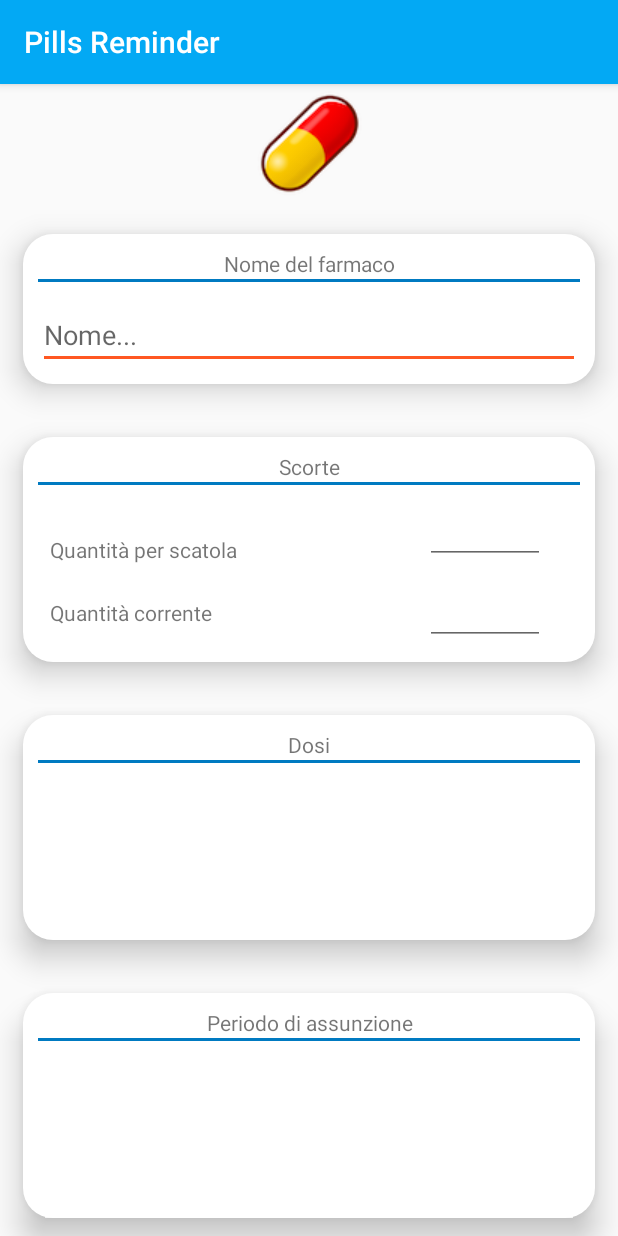
After one commit to Zanzibar184/Pills_reminder, an Android app: the fragment AggiungiPillola shown on its own in the app's theme, on a phone screen of 412 x 824 dp. The commit adds this screen. Run offline under Robolectric (Android 15) with nearby library versions, the phone set to English and light mode, and no system bars; 1 statement that could not run was skipped.

Commit message:
v1.9 aggiunto il layout di base per l'inserimento dei farmaci

```diff
--- /dev/null
+++ b/app/src/main/java/com/example/zanzibar/myapplication/AggiungiPillola.java
@@ -0,0 +1,46 @@
+package com.example.zanzibar.myapplication;
+
+import android.os.Bundle;
+import android.support.annotation.Nullable;
+import android.support.v4.app.Fragment;
+import android.view.LayoutInflater;
+import android.view.View;
+import android.view.ViewGroup;
+import android.widget.LinearLayout;
+import android.widget.NumberPicker;
+import android.widget.TextView;
+
+/**
+ * Created by user on 07/05/18.
+ */
+
+public class AggiungiPillola extends Fragment {
+
+    private LinearLayout linearLayout = null;
+
+    public AggiungiPillola() {
+        // Required empty public constructor
+    }
+
+
+    @Override
+    public View onCreateView(LayoutInflater inflater, ViewGroup container,
+                             Bundle savedInstanceState) {
+        // Inflate the layout for this fragment
+        return inflater.inflate(R.layout.fragment_aggiungipillola, container, false);
+    }
+
+    @Override
+    public void onViewCreated(View view, @Nullable Bundle savedInstanceState) {
+        super.onViewCreated(view, savedInstanceState);
+        linearLayout = (LinearLayout) view.findViewById(R.id.llayoutaddpill);
+        View frame = LayoutInflater.from(getActivity()).inflate(R.layout.add_pills_view, linearLayout, false);
+        linearLayout.addView(frame);
+    }
+
+    @Override
+    public void onResume(){
+        super.onResume();
+        ((MainActivity) getActivity()).setActionBarTitle("Aggiungi farmaco");
+    }
+}
--- /dev/null
+++ b/app/src/main/res/layout/add_pills_view.xml
@@ -0,0 +1,223 @@
+<?xml version="1.0" encoding="utf-8"?>
+
+<LinearLayout
+    xmlns:android="http://schemas.android.com/apk/res/android"
+    xmlns:app="http://schemas.android.com/apk/res-auto"
+    android:layout_width="match_parent"
+    android:layout_height="match_parent"
+    android:orientation="vertical">
+
+    <ImageView
+        android:layout_width="wrap_content"
+        android:layout_height="wrap_content"
+        android:src="@drawable/pill_colored_small"
+        android:layout_gravity="center"/>
+
+    <!--probabilmente il layout_height di myview1 sarà da cambiare con wrap content ma per il momento va bene così-->
+
+    <RelativeLayout
+        android:id="@+id/myview1"
+        android:layout_width="match_parent"
+        android:layout_height="@dimen/height_inserimento_view"
+        android:layout_gravity="center_horizontal"
+        android:layout_marginBottom="@dimen/marginBottom_view"
+        android:layout_marginLeft="@dimen/marginLeft_view"
+        android:layout_marginRight="@dimen/marginRight_view"
+        android:layout_marginTop="@dimen/marginTop_inserimento_view"
+        android:background="@drawable/rounded_shape"
+        android:elevation="@dimen/shadow_view">
+
+
+        <TextView
+            android:id="@+id/text_title1"
+            android:layout_width="match_parent"
+            android:layout_height="match_parent"
+            android:gravity="center_horizontal"
+            android:text="@string/nome_cura"/>
+
+        <View
+            android:layout_width="fill_parent"
+            android:layout_height="2dp"
+            android:layout_alignParentLeft="true"
+            android:layout_alignParentStart="true"
+            android:layout_alignParentTop="true"
+            android:layout_marginTop="@dimen/line_title_space"
+            android:background="@color/colorPrimaryDark"
+            android:id="@+id/view2" />
+
+        <EditText
+            android:id="@+id/nome_farmaco"
+            android:layout_width="match_parent"
+            android:layout_height="wrap_content"
+            android:layout_alignParentBottom="true"
+            android:ems="10"
+            android:hint="Nome..."
+            android:inputType="textPersonName" />
+
+    </RelativeLayout>
+
+    <RelativeLayout
+        android:id="@+id/myview2"
+        android:layout_width="match_parent"
+        android:layout_height="@dimen/height_view"
+        android:layout_gravity="center_horizontal"
+        android:layout_marginBottom="@dimen/marginBottom_view"
+        android:layout_marginLeft="@dimen/marginLeft_view"
+        android:layout_marginRight="@dimen/marginRight_view"
+        android:layout_marginTop="@dimen/marginTop_inserimento_view"
+        android:background="@drawable/rounded_shape"
+        android:elevation="@dimen/shadow_view">
+
+        <TextView
+            android:id="@+id/text_title2"
+            android:layout_width="match_parent"
+            android:layout_height="match_parent"
+            android:gravity="center_horizontal"
+            android:text="@string/scorte_farmaco"/>
+
+        <View
+            android:layout_width="fill_parent"
+            android:layout_height="2dp"
+            android:layout_alignParentLeft="true"
+            android:layout_alignParentStart="true"
+            android:layout_alignParentTop="true"
+            android:layout_marginTop="@dimen/line_title_space"
+            android:background="@color/colorPrimaryDark"
+            android:id="@+id/view3" />
+
+        <TextView
+            android:id="@+id/textView3"
+            android:layout_width="wrap_content"
+            android:layout_height="wrap_content"
+            android:layout_alignLeft="@+id/textView4"
+            android:layout_alignParentBottom="true"
+            android:layout_alignStart="@+id/textView4"
+            android:layout_marginBottom="13dp"
+            android:text="Quantità corrente" />
+
+        <TextView
+            android:id="@+id/textView4"
+            android:layout_width="wrap_content"
+            android:layout_height="wrap_content"
+            android:layout_alignParentLeft="true"
+            android:layout_alignParentStart="true"
+            android:layout_centerVertical="true"
+            android:layout_marginLeft="8dp"
+            android:layout_marginStart="8dp"
+            android:text="Quantità per scatola" />
+
+        <EditText
+            android:id="@+id/editText2"
+            android:layout_width="80dp"
+            android:layout_height="wrap_content"
+            android:layout_alignBaseline="@+id/textView3"
+            android:layout_alignBottom="@+id/textView3"
+            android:layout_alignLeft="@+id/editText3"
+            android:layout_alignStart="@+id/editText3"
+            android:ems="10"
+            android:inputType="number" />
+
+        <EditText
+            android:id="@+id/editText3"
+            android:layout_width="80dp"
+            android:layout_height="wrap_content"
+            android:layout_alignBottom="@+id/textView4"
+            android:layout_alignParentEnd="true"
+            android:layout_alignParentRight="true"
+            android:layout_marginEnd="23dp"
+            android:layout_marginRight="23dp"
+            android:ems="10"
+            android:inputType="number" />
+
+    </RelativeLayout>
+
+    <RelativeLayout
+        android:id="@+id/myview3"
+        android:layout_width="match_parent"
+        android:layout_height="@dimen/height_view"
+        android:layout_gravity="center_horizontal"
+        android:layout_marginBottom="@dimen/marginBottom_view"
+        android:layout_marginLeft="@dimen/marginLeft_view"
+        android:layout_marginRight="@dimen/marginRight_view"
+        android:layout_marginTop="@dimen/marginTop_inserimento_view"
+        android:background="@drawable/rounded_shape"
+        android:elevation="@dimen/shadow_view">
+        <TextView
+            android:id="@+id/text_title3"
+            android:layout_width="match_parent"
+            android:layout_height="match_parent"
+            android:gravity="center_horizontal"
+            android:text="@string/dosi_farmaco"/>
+
+        <View
+            android:layout_width="fill_parent"
+            android:layout_height="2dp"
+            android:layout_alignParentLeft="true"
+            android:layout_alignParentStart="true"
+            android:layout_alignParentTop="true"
+            android:layout_marginTop="@dimen/line_title_space"
+            android:background="@color/colorPrimaryDark" />
+
+    </RelativeLayout>
+
+    <RelativeLayout
+        android:id="@+id/myview4"
+        android:layout_width="match_parent"
+        android:layout_height="@dimen/height_view"
+        android:layout_gravity="center_horizontal"
+        android:layout_marginBottom="@dimen/marginBottom_view"
+        android:layout_marginLeft="@dimen/marginLeft_view"
+        android:layout_marginRight="@dimen/marginRight_view"
+        android:layout_marginTop="@dimen/marginTop_inserimento_view"
+        android:background="@drawable/rounded_shape"
+        android:elevation="@dimen/shadow_view">
+
+        <TextView
+            android:id="@+id/text_title4"
+            android:layout_width="match_parent"
+            android:layout_height="match_parent"
+            android:gravity="center_horizontal"
+            android:text="@string/periodo_assunzione"/>
+
+        <View
+            android:layout_width="fill_parent"
+            android:layout_height="2dp"
+            android:layout_alignParentLeft="true"
+            android:layout_alignParentStart="true"
+            android:layout_alignParentTop="true"
+            android:layout_marginTop="@dimen/line_title_space"
+            android:background="@color/colorPrimaryDark" />
+
+    </RelativeLayout>
+
+    <RelativeLayout
+        android:id="@+id/myview5"
+        android:layout_width="match_parent"
+        android:layout_height="@dimen/height_view"
+        android:layout_gravity="center_horizontal"
+        android:layout_marginBottom="@dimen/marginBottom_view"
+        android:layout_marginLeft="@dimen/marginLeft_view"
+        android:layout_marginRight="@dimen/marginRight_view"
+        android:layout_marginTop="@dimen/marginTop_inserimento_view"
+        android:background="@drawable/rounded_shape"
+        android:elevation="@dimen/shadow_view">
+
+        <TextView
+            android:id="@+id/text_title5"
+            android:layout_width="match_parent"
+            android:layout_height="match_parent"
+            android:gravity="center_horizontal"
+            android:text="@string/importanza_farmaco"/>
+
+        <View
+            android:layout_width="fill_parent"
+            android:layout_height="2dp"
+            android:layout_alignParentLeft="true"
+            android:layout_alignParentStart="true"
+            android:layout_alignParentTop="true"
+            android:layout_marginTop="@dimen/line_title_space"
+            android:background="@color/colorPrimaryDark" />
+
+    </RelativeLayout>
+
+</LinearLayout>
--- /dev/null
+++ b/app/src/main/res/layout/fragment_aggiungipillola.xml
@@ -0,0 +1,20 @@
+<?xml version="1.0" encoding="utf-8"?>
+<LinearLayout xmlns:android="http://schemas.android.com/apk/res/android"
+    xmlns:tools="http://schemas.android.com/tools"
+    android:layout_width="match_parent"
+    android:layout_height="match_parent"
+    android:orientation="vertical"
+    tools:context=".AggiungiPillola"
+    android:id="@+id/llayoutaddpill">
+
+    <!--Qui ho un linear layout per gestire meglio l'ordine dei vari contenuti, che appunto andranno inseriti qui-->
+
+    <!--
+    <Button
+        android:id="@+id/add_frame"
+        android:layout_width="match_parent"
+        android:layout_height="wrap_content"
+        android:text="ADD" />
+     -->
+
+</LinearLayout>
--- a/app/src/main/res/values/dimens.xml
+++ b/app/src/main/res/values/dimens.xml
@@ -7,11 +7,13 @@
     <dimen name="fab_margin">16dp</dimen>
     <dimen name="height_view">150dp</dimen>
     <dimen name="height_settings_view">50dp</dimen>
+    <dimen name="height_inserimento_view">100dp</dimen>
     <dimen name="marginLeft_view">15dp</dimen>
     <dimen name="marginRight_view">15dp</dimen>
     <dimen name="marginBottom_view">15dp</dimen>
     <dimen name="marginTop_view">45dp</dimen>
     <dimen name="marginTop_settings_view">10dp</dimen>
+    <dimen name="marginTop_inserimento_view">20dp</dimen>
     <dimen name="shadow_view">12dp</dimen>
     <dimen name="line_title_space">20dp</dimen>
 </resources>
--- a/app/src/main/res/values/strings.xml
+++ b/app/src/main/res/values/strings.xml
@@ -19,4 +19,10 @@
     <string name="nav_title_notes">Note</string>
     <string name="nav_title_settings">Impostazioni</string>
 
+    <string name="nome_cura">Nome del farmaco</string>
+    <string name="scorte_farmaco">Scorte</string>
+    <string name="dosi_farmaco">Dosi</string>
+    <string name="periodo_assunzione">Periodo di assunzione</string>
+    <string name="importanza_farmaco">Importanza</string>
+
 </resources>
```
